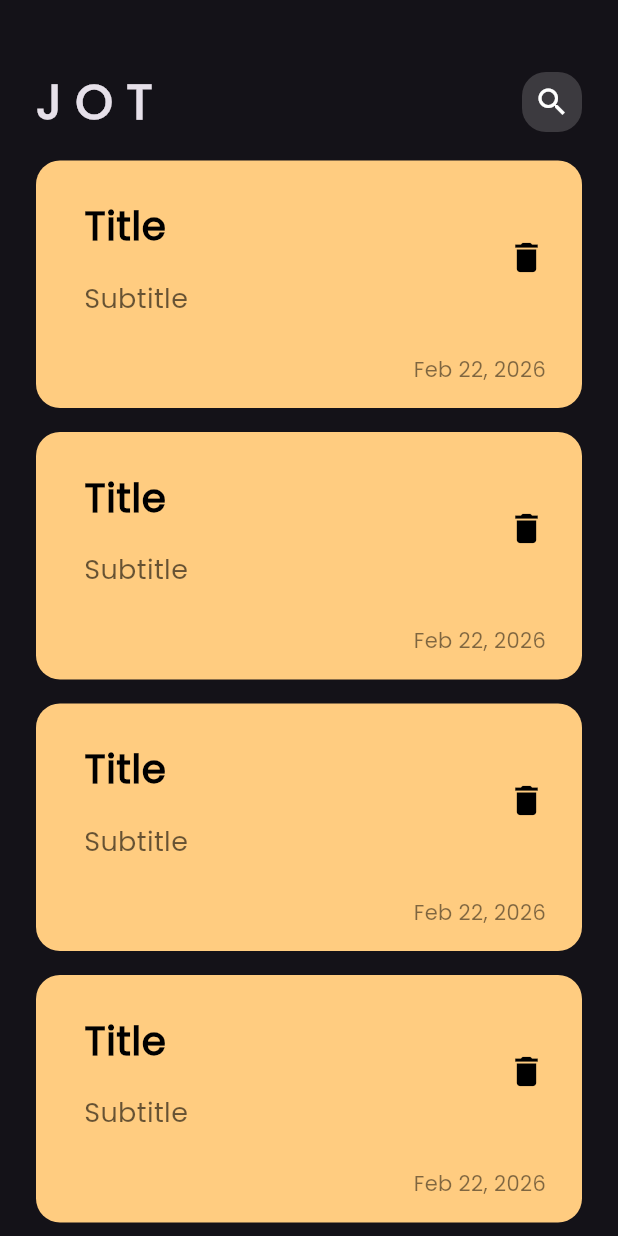
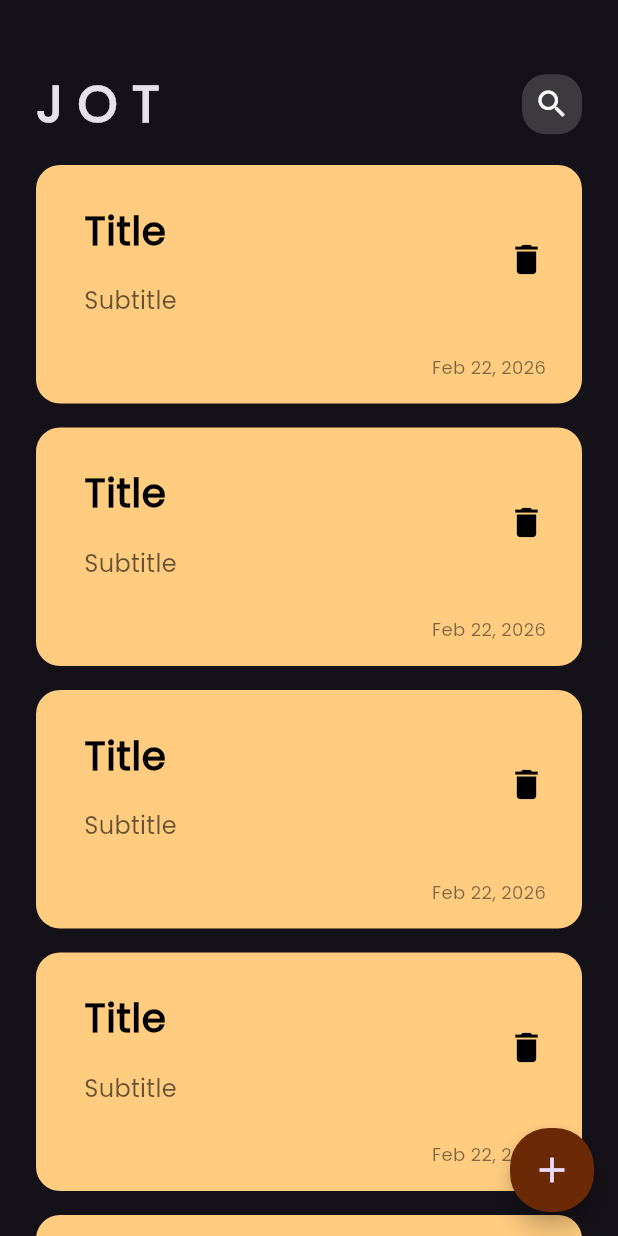
Before and after one commit to engkhaledsameh360-lab/jot_app, a Flutter app: the screen it shows after launch, on a phone screen of 412 x 824 dp. Run offline on Flutter 3.47's test engine with Material 3 defaults, Android fonts, the phone set to English and light mode, and no system bars.

Commit message:
Add Floating Action Button

```diff
--- a/lib/view/jot_view.dart
+++ b/lib/view/jot_view.dart
@@ -1,12 +1,17 @@
-
 import 'package:flutter/material.dart';
 import 'package:jot_app/widgets/jot_view_body.dart';
+
 class JotView extends StatelessWidget {
   @override
   Widget build(BuildContext context) {
     return Scaffold(
-     body:
-     const JotViewBody(),
+      floatingActionButton: FloatingActionButton(
+        onPressed: () {},
+        shape: RoundedRectangleBorder(borderRadius: BorderRadius.circular(26)),
+        backgroundColor: const Color.fromARGB(255, 108, 41, 6),
+        child: const Icon(Icons.add, size: 28),
+      ),
+      body: const JotViewBody(),
     );
   }
 }
--- a/lib/widgets/app_bar_widget.dart
+++ b/lib/widgets/app_bar_widget.dart
@@ -10,7 +10,7 @@ class AppBarWidget extends StatelessWidget {
       children: [
         const Text(
           'J O T',
-          style: TextStyle(fontSize: 32, fontWeight: FontWeight.bold),
+          style: TextStyle(fontSize: 34, fontWeight: FontWeight.bold),
         ),
           const Spacer(),
           const SearchIcon(),
--- a/lib/widgets/jot_item.dart
+++ b/lib/widgets/jot_item.dart
@@ -29,7 +29,7 @@ class JotItem extends StatelessWidget {
             ),
             subtitle: Text('Subtitle', style: TextStyle(
               color: const Color.fromARGB(255, 0, 0, 0).withOpacity(0.6),
-              fontSize: 18,
+              fontSize: 16,
             )),
             trailing: Icon(Icons.delete, color: Colors.black,size: 26,),
           ),
@@ -37,7 +37,7 @@ class JotItem extends StatelessWidget {
             padding: const EdgeInsets.only(right: 24, top: 16),
             child: Text('Feb 22, 2026', style: TextStyle(
                 color: const Color.fromARGB(255, 0, 0, 0).withOpacity(0.5),
-                fontSize: 14,
+                fontSize: 12,
               )),
           ),
         ],
```
